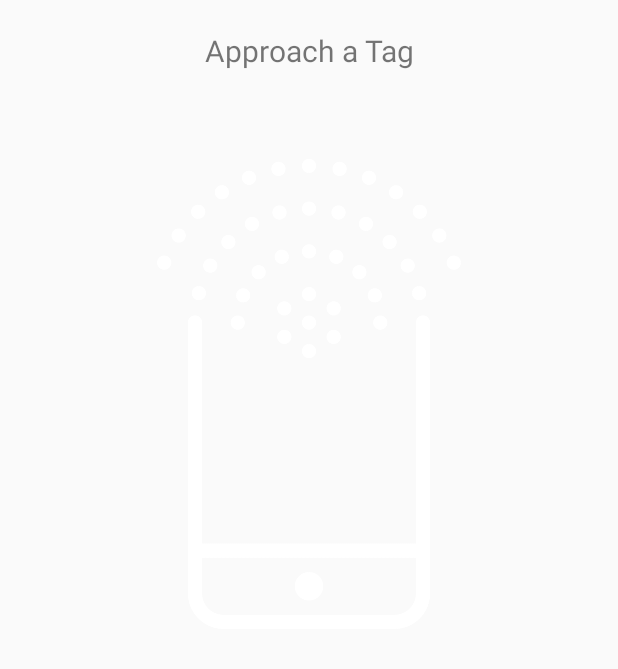
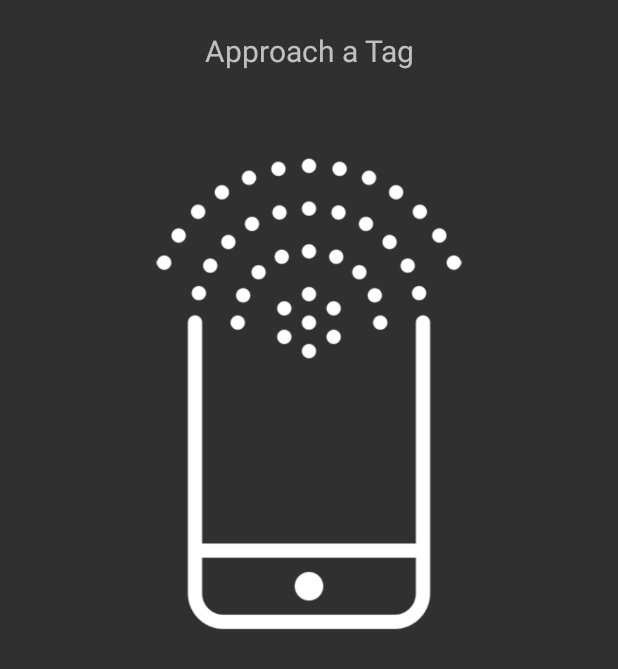
Before and after one commit to yong24s/CS3235-AY1718S1-RetrofitSecureNFC, an Android app: the layout activity_main.xml on its own in the app's theme, with its tools: preview values and no code run, on a phone screen of 412 x 824 dp. Shown: the top 669 px of the screen. Run offline under Robolectric (Android 15) with nearby library versions, the phone set to English and light mode, and no system bars.

```diff
--- a/AndroidApp/app/src/main/res/values/styles.xml
+++ b/AndroidApp/app/src/main/res/values/styles.xml
@@ -1,11 +1,11 @@
 <resources>
 
     <!-- Base application theme. -->
-    <style name="AppTheme" parent="Theme.AppCompat.Light.DarkActionBar">
+    <style name="AppTheme" parent="Theme.AppCompat.NoActionBar">
         <!-- Customize your theme here. -->
-        <item name="colorPrimary">@color/colorPrimary</item>
-        <item name="colorPrimaryDark">@color/colorPrimaryDark</item>
-        <item name="colorAccent">@color/colorAccent</item>
+        <!--<item name="colorPrimary">@color/colorPrimary</item>-->
+        <!--<item name="colorPrimaryDark">@color/colorPrimaryDark</item>-->
+        <!--<item name="colorAccent">@color/colorAccent</item>-->
     </style>
 
 </resources>
--- a/ElGamalKeygen/src/main/java/ECC/ecdsaSigner.java
+++ b/ElGamalKeygen/src/main/java/ECC/ecdsaSigner.java
@@ -60,7 +60,7 @@ public class ecdsaSigner {
 
     public static String GenerateSignature(String plaintext, PrivateKey privateKey) throws SignatureException,
             UnsupportedEncodingException, InvalidKeyException, NoSuchAlgorithmException, NoSuchProviderException {
-        Signature ecdsaSign = Signature.getInstance("SHA512withECDSA", "BC");
+        Signature ecdsaSign = Signature.getInstance("SHA384withECDSA", "BC");
         ecdsaSign.initSign(privateKey);
         ecdsaSign.update(plaintext.getBytes("UTF-8"));
         byte[] signature_binary = ecdsaSign.sign();
--- a/ElGamalKeygen/src/main/java/ECC/ecdsaVerifier.java
+++ b/ElGamalKeygen/src/main/java/ECC/ecdsaVerifier.java
@@ -57,7 +57,7 @@ public class ecdsaVerifier {
     public static boolean ValidateSignature(String plaintext, PublicKey publicKey, String signature)
             throws SignatureException, InvalidKeyException, UnsupportedEncodingException, NoSuchAlgorithmException,
             NoSuchProviderException {
-        Signature ecdsaVerify = Signature.getInstance("SHA512withECDSA", "BC");
+        Signature ecdsaVerify = Signature.getInstance("SHA384withECDSA", "BC");
         ecdsaVerify.initVerify(publicKey);
         ecdsaVerify.update(plaintext.getBytes("UTF-8"));
 
@@ -90,7 +90,7 @@ public class ecdsaVerifier {
                     final String url = url_all.substring(0, index);
                     final String sig = url_all.substring(index).replace("?sig=", "");
 
-                    System.out.println("VERIFIABLE?  " + ValidateSignature(url, publicKey, sig));
+                    System.out.println("VERIFIED: " + ValidateSignature(url, publicKey, sig));
                 } else {
                     System.out.println("ERROR url has no signature");
                 }
@@ -100,6 +100,7 @@ public class ecdsaVerifier {
 
         } catch (Exception ex) {
             System.out.println("ERROR Invalid path");
+            ex.printStackTrace();
         } finally {
             sc.close();
         }
```
Also changed, not shown: AndroidApp/app/src/main/res/drawable/nfc_white.png.
